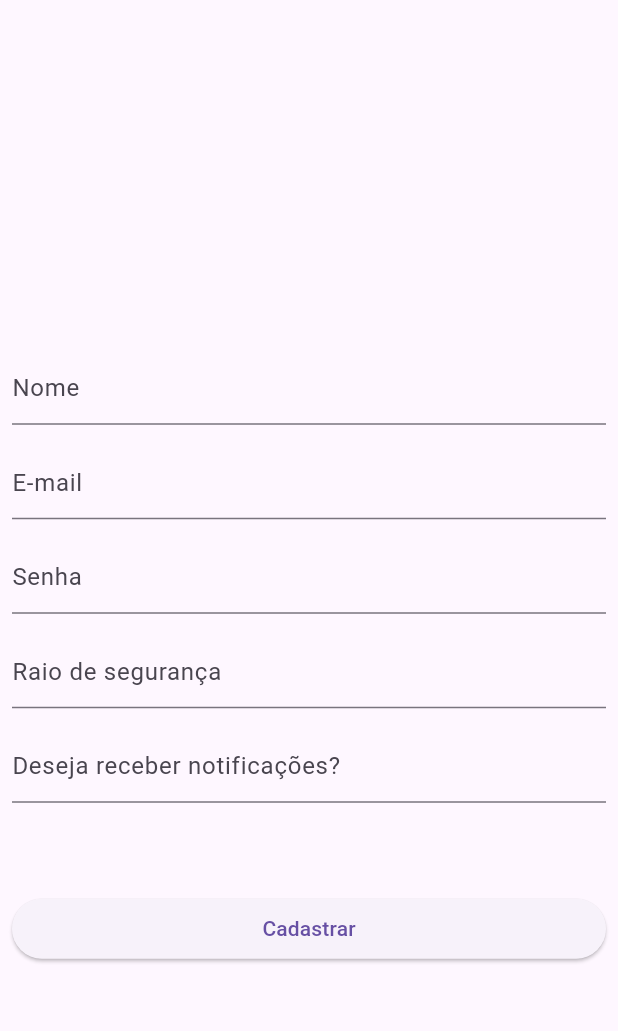
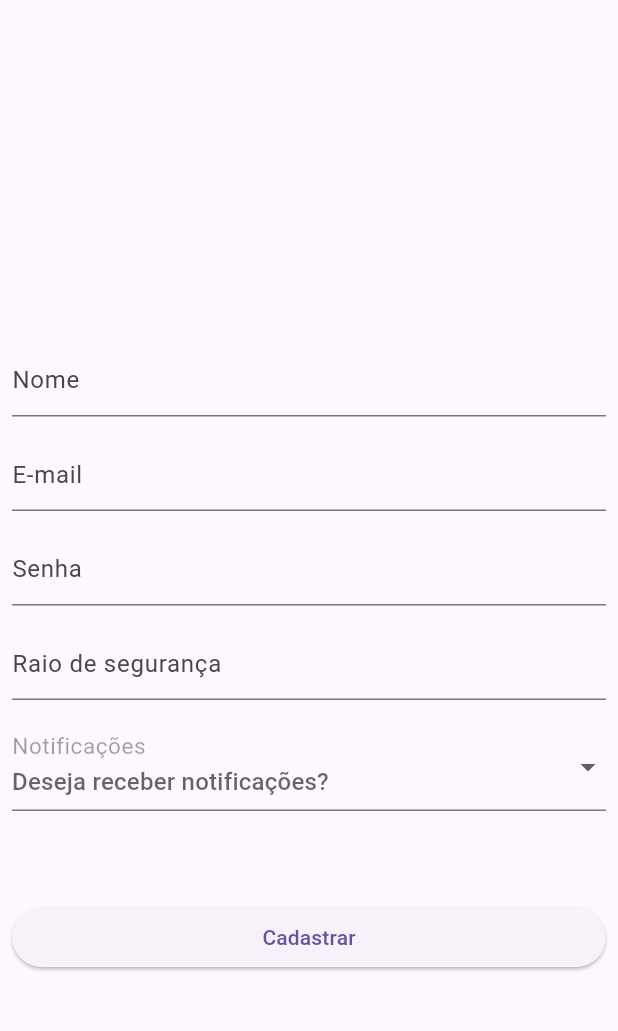
Before and after one commit to vinivp1/Astolphus, a Flutter app: the screen it shows after launch, after a tap on "Cadastrar", on a phone screen of 412 x 824 dp, the part 63-1094 px from its top. Run offline on Flutter 3.47's test engine with Material 3 defaults, Android fonts, the phone set to English and light mode, and no system bars; our stand-ins replace get; network calls fail.

Commit message:
sixth commit

```diff
--- a/lib/login/loginView.controller.dart
+++ b/lib/login/loginView.controller.dart
@@ -20,7 +20,8 @@ class LoginController extends GetxController {
         final response = await http.get(Uri.parse(apiUrl));
 
         if (response.statusCode == 200) {
-            _apiResponse = json.decode(response.body).toString();
+            Map<String, dynamic> responseBody = json.decode(response.body);
+            _apiResponse = responseBody['status'].toString();
         } else {
             _apiResponse = "Failed to load data";
         }
@@ -35,8 +36,7 @@ class LoginController extends GetxController {
     isLoading.value = false;
 
     if (_apiResponse == 'Success') {
-      Get.to(HomeView());
-
+      Get.to(() => HomePage());
     } else {
       printError('Login failed');
     }
--- a/lib/login/widgets/loginButton.widget.dart
+++ b/lib/login/widgets/loginButton.widget.dart
@@ -7,11 +7,11 @@ class Loginbutton extends GetView<LoginController> {
 
   @override
   Widget build(BuildContext context) {
-    return ElevatedButton(
-      onPressed: () {
-        controller.isLoading.value ? null : controller.login;
-      },
-      child: controller.isLoading.value ? const CircularProgressIndicator() : Text('Entrar'),
-      );
+    return Obx(() => ElevatedButton(
+      onPressed: controller.isLoading.value ? null : controller.login,
+      child: controller.isLoading.value
+          ? const CircularProgressIndicator(color: Colors.white)
+          : const Text('Entrar'),
+    ));
   }
 }
--- a/lib/signup/widgets/NotifiField.signup.widgets.dart
+++ b/lib/signup/widgets/NotifiField.signup.widgets.dart
@@ -7,17 +7,30 @@ class NotifiFieldSignup extends GetView<SignupController> {
 
   @override
   Widget build(BuildContext context) {
-    return  TextField(
-      controller: controller.notifiInputSignup,
-      keyboardType: TextInputType.text,
+    return Obx(() {
+      return DropdownButtonFormField<String>(
+        value: controller.notifiInputSignup.value.isEmpty ? null : controller.notifiInputSignup.value,
+        onChanged: (String? newValue) {
+          if (newValue != null) {
+            controller.notifiInputSignup.value = newValue;
+          }
+        },
         decoration: const InputDecoration(
           hintText: "Deseja receber notificações?",
+          labelText: "Notificações",
           labelStyle: TextStyle(
             color: Colors.black38,
             fontWeight: FontWeight.w400,
             fontSize: 20,
           ),
-      )
+        ),
+        items: <String>['Y', 'N'].map<DropdownMenuItem<String>>((String value) {
+          return DropdownMenuItem<String>(
+            value: value,
+            child: Text(value),
           );
+        }).toList(),
+      );
+    });
   }
 }
```
Also changed, not shown: lib/home/home.page.dart (deleted, +0 -16 lines), lib/signup/signupView.controller.dart (+32 -5 lines), pubspec.yaml (+54 -74 lines), pubspec.lock. Lines whose indentation alone changed are shown as unchanged.
